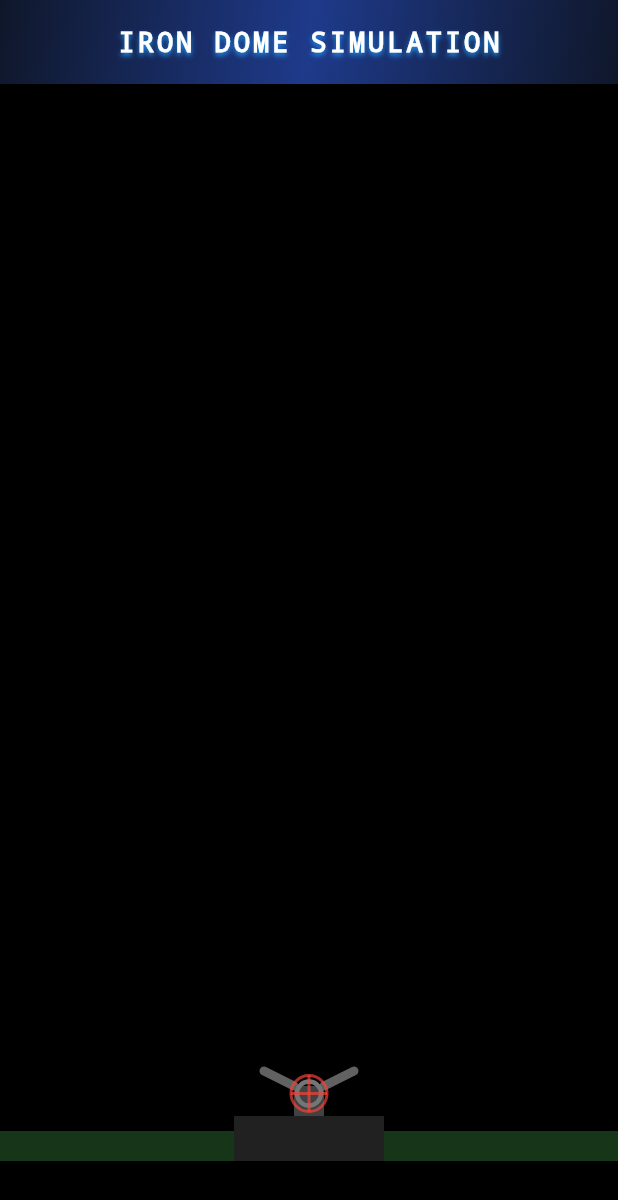
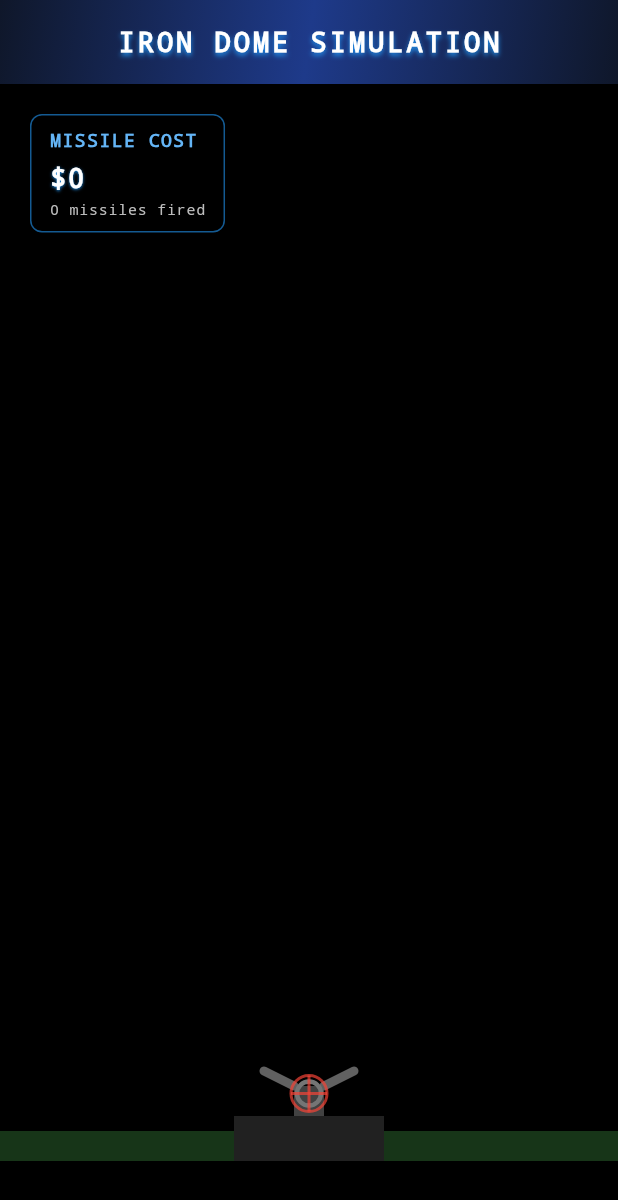
Before and after one commit to al-fahad-bd/iron_dome_simulator, a Flutter app: the screen it shows after launch, on a phone screen of 412 x 824 dp. Shown: the top 1200 px of the screen. Run offline on Flutter 3.47's test engine with Material 3 defaults, Android fonts, the phone set to English and light mode, and no system bars; our stand-ins replace get.

Commit message:
Add cost tracking and display for missile launches; implement formatCost method for cost representation

```diff
--- a/lib/controllers/game_controller.dart
+++ b/lib/controllers/game_controller.dart
@@ -8,6 +8,7 @@ import '../models/missile.dart';
 class GameController extends GetxController {
   final missiles = <Missile>[].obs;
   final explosions = <Explosion>[].obs;
+  final totalCost = 0.obs; // Track total cost in dollars
   Timer? gameTimer;
   Timer? spawnTimer;
   final Random random = Random();
@@ -15,6 +16,9 @@ class GameController extends GetxController {
   // Screen dimensions
   double screenWidth = 400;
   double screenHeight = 650;
+
+  // Cost per missile launch
+  static const int costPerMissile = 50000; // $50K per missile
 
   // Image caches
   ui.Image? enemyMissileImage;
@@ -105,6 +109,9 @@ class GameController extends GetxController {
         image: interceptorImage,
       ),
     );
+
+    // Add cost for missile launch
+    totalCost.value += costPerMissile;
   }
 
   void updateGame() {
--- a/lib/screens/game_screen.dart
+++ b/lib/screens/game_screen.dart
@@ -18,6 +18,18 @@ class _GameScreenState extends State<GameScreen> {
   void initState() {
     super.initState();
     controller = Get.put(GameController());
+  }
+
+  String formatCost(int cost) {
+    if (cost >= 1000000000) {
+      return '\$${(cost / 1000000000).toStringAsFixed(1)}B';
+    } else if (cost >= 1000000) {
+      return '\$${(cost / 1000000).toStringAsFixed(1)}M';
+    } else if (cost >= 1000) {
+      return '\$${(cost / 1000).toStringAsFixed(0)}K';
+    } else {
+      return '\$$cost';
+    }
   }
 
   @override
@@ -56,7 +68,10 @@ class _GameScreenState extends State<GameScreen> {
           // Update controller with screen dimensions
           controller.setScreenSize(constraints.maxWidth, constraints.maxHeight);
 
-          return GestureDetector(
+          return Stack(
+            children: [
+              // Game canvas
+              GestureDetector(
                 onTapDown: (details) {
                   controller.fireInterceptor(details.localPosition);
                 },
@@ -70,6 +85,73 @@ class _GameScreenState extends State<GameScreen> {
                     size: Size.infinite,
                   ),
                 ),
+              ),
+
+              // Cost meter overlay
+              Positioned(
+                top: 20,
+                left: 20,
+                child: GetBuilder<GameController>(
+                  builder:
+                      (ctrl) => Container(
+                        padding: const EdgeInsets.symmetric(
+                          horizontal: 12,
+                          vertical: 8,
+                        ),
+                        decoration: BoxDecoration(
+                          color: Colors.black.withValues(alpha: 0.8),
+                          borderRadius: BorderRadius.circular(8),
+                          border: Border.all(
+                            color: Colors.blue.withValues(alpha: 0.6),
+                            width: 1,
+                          ),
+                        ),
+                        child: Column(
+                          crossAxisAlignment: CrossAxisAlignment.start,
+                          children: [
+                            Text(
+                              'MISSILE COST',
+                              style: TextStyle(
+                                color: Colors.blue[300],
+                                fontSize: 12,
+                                fontWeight: FontWeight.bold,
+                                fontFamily: 'monospace',
+                                letterSpacing: 1.0,
+                              ),
+                            ),
+                            const SizedBox(height: 4),
+                            Text(
+                              formatCost(ctrl.totalCost.value),
+                              style: const TextStyle(
+                                color: Colors.white,
+                                fontSize: 18,
+                                fontWeight: FontWeight.bold,
+                                fontFamily: 'monospace',
+                                letterSpacing: 1.0,
+                                shadows: [
+                                  Shadow(
+                                    offset: Offset(0, 1),
+                                    blurRadius: 2,
+                                    color: Colors.blue,
+                                  ),
+                                ],
+                              ),
+                            ),
+                            Text(
+                              '${ctrl.totalCost.value ~/ GameController.costPerMissile} missiles fired',
+                              style: TextStyle(
+                                color: Colors.grey[400],
+                                fontSize: 10,
+                                fontFamily: 'monospace',
+                                letterSpacing: 0.5,
+                              ),
+                            ),
+                          ],
+                        ),
+                      ),
+                ),
+              ),
+            ],
           );
         },
       ),
```
Lines whose indentation alone changed are shown as unchanged.
